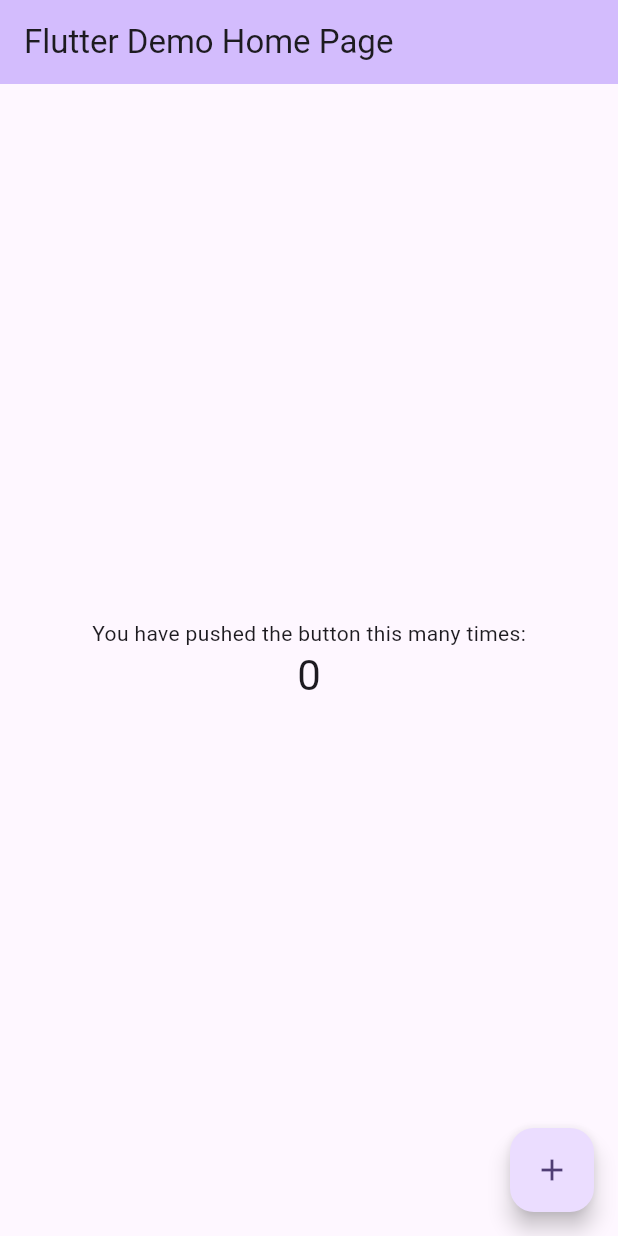
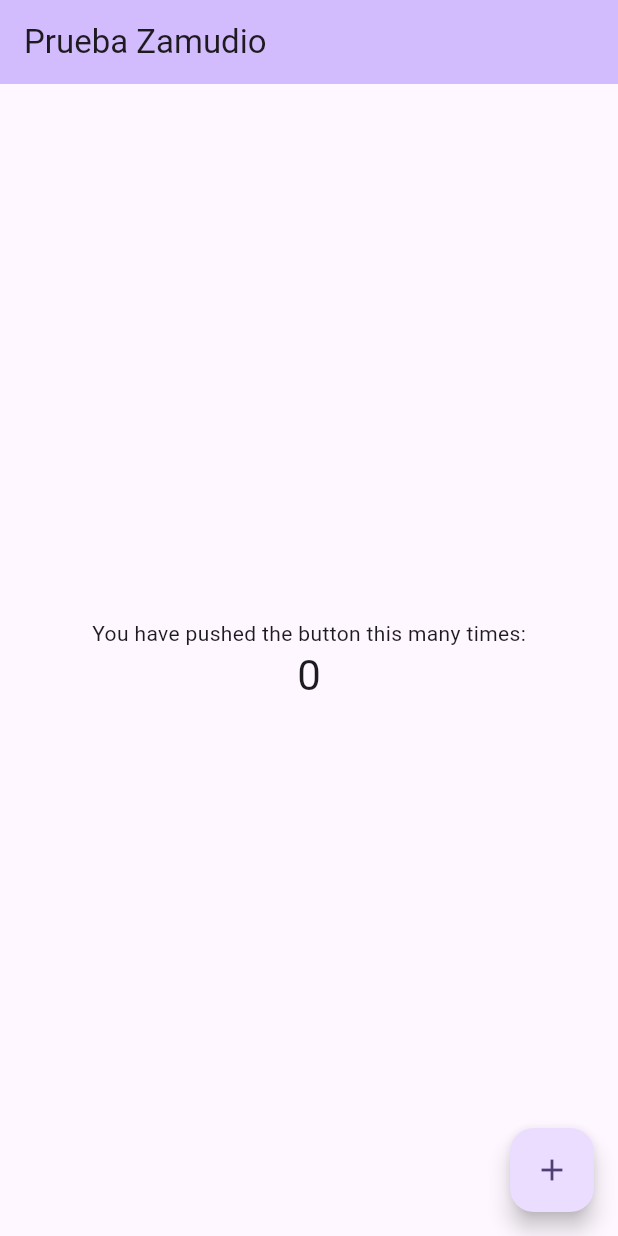
Before and after one commit to giohgav/UIO, a Flutter app: the screen it shows after launch, on a phone screen of 412 x 824 dp. Run offline on Flutter 3.47's test engine with Material 3 defaults, Android fonts, the phone set to English and light mode, and no system bars.

Commit message:
Zamudio - Prueba GIT

```diff
--- a/lib/main.dart
+++ b/lib/main.dart
@@ -31,7 +31,7 @@ class MyApp extends StatelessWidget {
         colorScheme: ColorScheme.fromSeed(seedColor: Colors.deepPurple),
         useMaterial3: true,
       ),
-      home: const MyHomePage(title: 'Flutter Demo Home Page'),
+      home: const MyHomePage(title: 'Prueba Zamudio'),
     );
   }
 }
```
